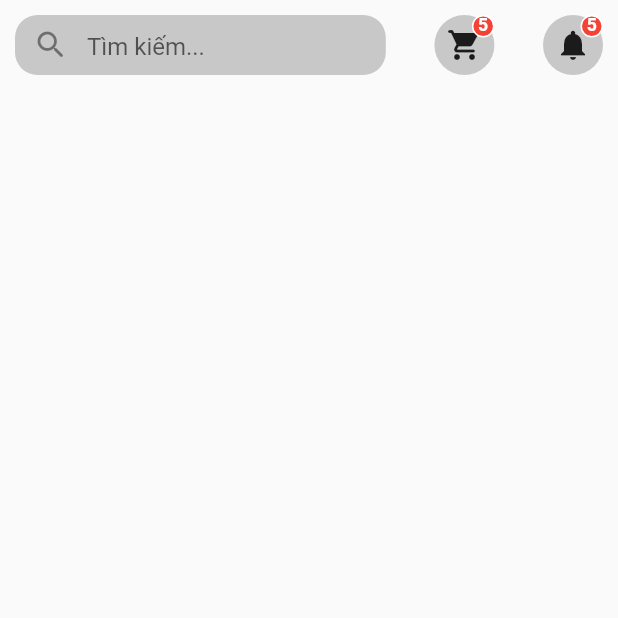
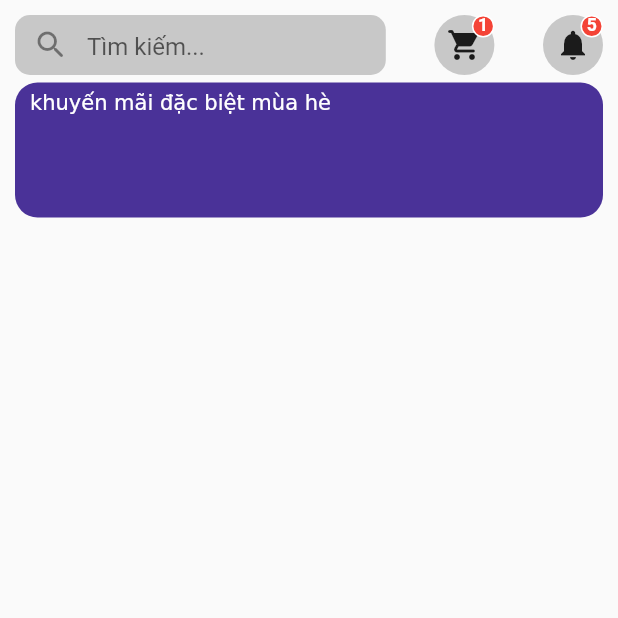
Before and after one commit to anhquantr123/flutter_app_ecommerce_2, a Flutter app: the HomeScreen screen opened directly, on a phone screen of 412 x 824 dp, the top half of it. Run offline on Flutter 3.47's test engine with Material 2 defaults, Android fonts, the phone set to English and light mode, and no system bars.

Commit message:
change home screen

```diff
--- a/lib/constants/widget_export.dart
+++ b/lib/constants/widget_export.dart
@@ -1,3 +1,5 @@
 export '../widgets/round_text_field.dart';
 export '../widgets/round_button.dart';
 export '../screens/home/widget_home/round_button_icon.dart';
+export '../screens/home/widget_home/search_field.dart';
+export '../screens/home/widget_home/home_header.dart';
--- a/lib/screens/home/home_screen.dart
+++ b/lib/screens/home/home_screen.dart
@@ -22,39 +22,19 @@ class _HomeScreenState extends State<HomeScreen> {
           const SizedBox(
             height: 10,
           ),
-          Padding(
-            padding: const EdgeInsets.symmetric(
-              horizontal: 10,
-            ),
-            child: Row(
-              mainAxisAlignment: MainAxisAlignment.spaceBetween,
-              children: [
-                Container(
-                  width: size.width * 0.6,
-                  height: 40,
-                  decoration: BoxDecoration(
-                      color: blackColor.withOpacity(0.2),
-                      borderRadius: BorderRadius.circular(15)),
-                  child: const TextField(
-                      decoration: InputDecoration(
-                          prefixIcon: Icon(Icons.search_rounded),
-                          border: InputBorder.none,
-                          hintText: "Tìm kiếm...")),
-                ),
-                RoundButtonIcon(
-                    size: size,
-                    numberOfItem: 5,
-                    icon: const Icon(Icons.shopping_cart_rounded),
-                    press: () {}),
-                RoundButtonIcon(
-                  size: size,
-                  icon: const Icon(Icons.notifications),
-                  press: () {},
-                  numberOfItem: 5,
-                )
-              ],
-            ),
-          )
+          HomeHeader(size: size),
+          Container(
+              padding: const EdgeInsets.symmetric(horizontal: 10, vertical: 5),
+              margin: const EdgeInsets.symmetric(horizontal: 10, vertical: 5),
+              width: double.infinity,
+              height: 90,
+              decoration: BoxDecoration(
+                  borderRadius: BorderRadius.circular(15),
+                  color: const Color(0xFF4A3298)),
+              child: RichText(
+                text: const TextSpan(
+                    children: [TextSpan(text: "khuyến mãi đặc biệt mùa hè")]),
+              ))
         ],
       ))),
     );
--- /dev/null
+++ b/lib/screens/home/widget_home/home_header.dart
@@ -0,0 +1,35 @@
+import 'package:flutter/material.dart';
+import 'package:flutter_app_ecommerce_2/constants/widget_export.dart';
+
+class HomeHeader extends StatelessWidget {
+  const HomeHeader({
+    Key? key,
+    required this.size,
+  }) : super(key: key);
+
+  final Size size;
+
+  @override
+  Widget build(BuildContext context) {
+    return Padding(
+      padding: const EdgeInsets.symmetric(horizontal: 10),
+      child: Row(
+        mainAxisAlignment: MainAxisAlignment.spaceBetween,
+        children: [
+          SearchField(size: size),
+          RoundButtonIcon(
+              size: size,
+              numberOfItem: 1,
+              icon: const Icon(Icons.shopping_cart_rounded),
+              press: () {}),
+          RoundButtonIcon(
+            size: size,
+            icon: const Icon(Icons.notifications),
+            press: () {},
+            numberOfItem: 5,
+          )
+        ],
+      ),
+    );
+  }
+}
--- a/lib/screens/home/widget_home/round_button_icon.dart
+++ b/lib/screens/home/widget_home/round_button_icon.dart
@@ -29,6 +29,7 @@ class RoundButtonIcon extends StatelessWidget {
                 color: blackColor.withOpacity(0.2), shape: BoxShape.circle),
             child: icon,
           ),
+          if (numberOfItem > 0)
             Positioned(
               right: 0,
               child: Container(
--- /dev/null
+++ b/lib/screens/home/widget_home/search_field.dart
@@ -0,0 +1,28 @@
+import 'package:flutter/material.dart';
+import 'package:flutter_app_ecommerce_2/constants/constants_style.dart';
+
+class SearchField extends StatelessWidget {
+  const SearchField({
+    Key? key,
+    required this.size,
+  }) : super(key: key);
+
+  final Size size;
+
+  @override
+  Widget build(BuildContext context) {
+    return Container(
+      width: size.width * 0.6,
+      height: 40,
+      decoration: BoxDecoration(
+          color: blackColor.withOpacity(0.2),
+          borderRadius: BorderRadius.circular(10)),
+      child: const TextField(
+          autofocus: false,
+          decoration: InputDecoration(
+              prefixIcon: Icon(Icons.search_rounded),
+              border: InputBorder.none,
+              hintText: "Tìm kiếm...")),
+    );
+  }
+}
```
Lines whose indentation alone changed are shown as unchanged.
